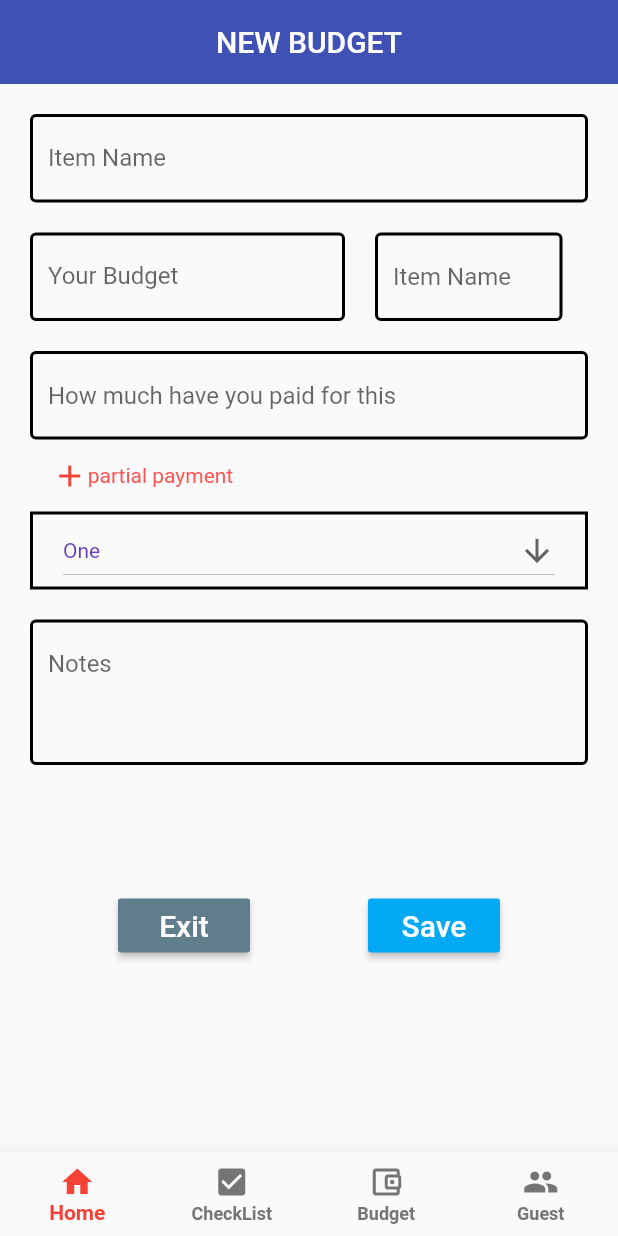
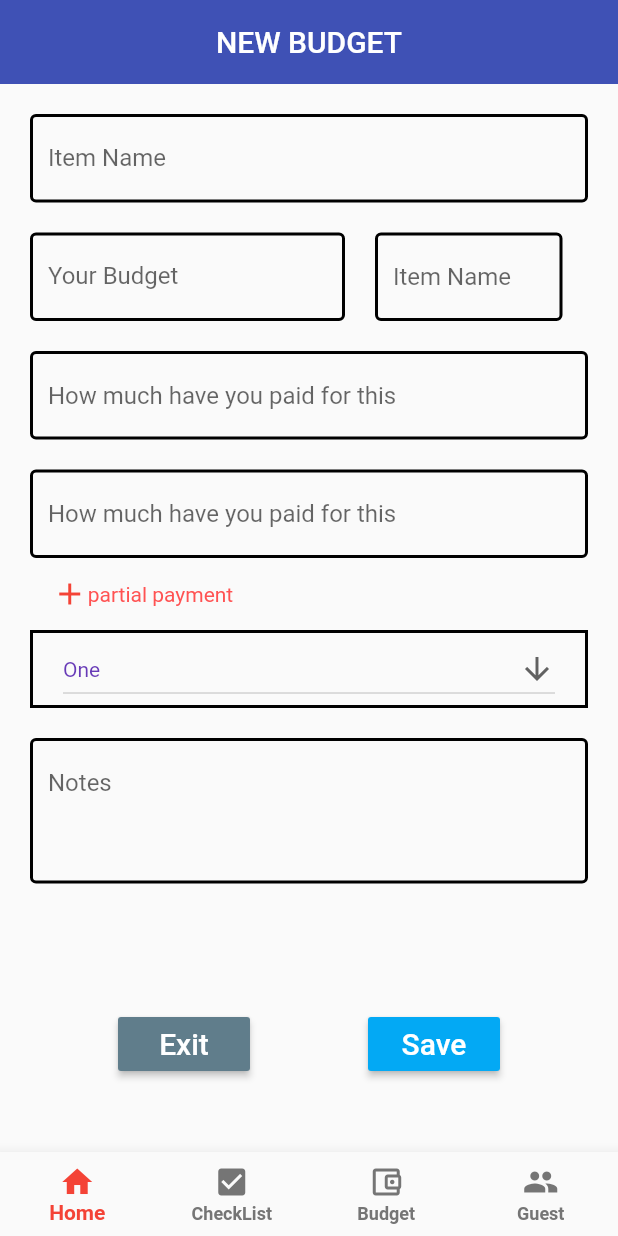
Before and after one commit to linhle8964/Capston-Project, a Flutter app: the screen it shows after launch, after a tap on an icon or button, on a phone screen of 412 x 824 dp. Run offline on Flutter 3.47's test engine with Material 2 defaults, Android fonts, the phone set to English and light mode, and no system bars; our stand-ins replace cloud_firestore, equatable, flutter_time_picker_spinner, fluttertoast; accounts and stored records are empty.

Commit message:
add button textfield

```diff
--- a/wedding_app/lib/screens/add_budget/addbudget.dart
+++ b/wedding_app/lib/screens/add_budget/addbudget.dart
@@ -6,9 +6,18 @@ class AddBudget extends StatefulWidget {
 }
 
 class _AddBudgetState extends State<AddBudget> {
+  bool _visible = true;
+  String _dropdownValue = 'One';
+  @override
+  void initState() {
+    super.initState();
+    _visible = false;
+    _dropdownValue = 'One';
+  }
   @override
   Widget build(BuildContext context) {
-    String _dropdownValue = 'One';
+
+
     List _values = ['One', 'Two', 'Free', 'Four'];
     int maxLines = 3;
     return Scaffold(
@@ -88,10 +97,31 @@ class _AddBudgetState extends State<AddBudget> {
                         ),
                         hintText: 'How much have you paid for this')),
               ),
+              Visibility(
+                  visible: _visible,
+                  child: Padding(
+                    padding: EdgeInsets.only(left: 20, right: 20, top: 20),
+                    child: TextField(
+                        decoration: new InputDecoration(
+                            focusedBorder: OutlineInputBorder(
+                              borderSide:
+                                  BorderSide(color: Colors.blue, width: 2.0),
+                            ),
+                            enabledBorder: OutlineInputBorder(
+                              borderSide:
+                                  BorderSide(color: Colors.black, width: 2.0),
+                            ),
+                            hintText: 'How much have you paid for this')),
+                  )),
               Container(
                 padding: EdgeInsets.only(left: 3, right: 225),
                 child: TextButton(
-                  onPressed: () {},
+                  onPressed: () {
+                    setState(() {
+                      _visible = !_visible;
+                      print(_visible);
+                    });
+                  },
                   child: RichText(
                     text: TextSpan(children: [
                       WidgetSpan(
@@ -112,6 +142,7 @@ class _AddBudgetState extends State<AddBudget> {
                       border: Border.all(color: Colors.black, width: 2)),
                   child: DropdownButton(
                     value: _dropdownValue,
+
                     icon: Icon(Icons.arrow_downward),
                     iconSize: 24,
                     elevation: 16,
@@ -120,16 +151,19 @@ class _AddBudgetState extends State<AddBudget> {
                     onChanged: (value) {
                       setState(() {
                         _dropdownValue = value;
+                        print(value);
                       });
                     },
                     items: _values.map((value) {
                       return DropdownMenuItem<String>(
                         value: value,
+
                         child: Text(value),
                       );
                     }).toList(),
                   ),
                 ),
+
               ),
               Container(
                 height: 200,
@@ -159,15 +193,12 @@ class _AddBudgetState extends State<AddBudget> {
                     child: const Text('Exit', style: TextStyle(fontSize: 20)),
                   )),
                   Container(
-                    child: RaisedButton(
-                        onPressed: () {},
-                        textColor: Colors.white,
-
-                        color: Colors.lightBlue,
-                          child: const Text('Save',
-                              style: TextStyle(fontSize: 20)),
-                        )),
-
+                      child: RaisedButton(
+                    onPressed: () {},
+                    textColor: Colors.white,
+                    color: Colors.lightBlue,
+                    child: const Text('Save', style: TextStyle(fontSize: 20)),
+                  )),
                 ],
               )
             ],
--- a/wedding_app/lib/screens/budget/budget_page.dart
+++ b/wedding_app/lib/screens/budget/budget_page.dart
@@ -19,9 +19,9 @@ class _BudgetListState extends State<BudgetList> {
   Widget build(BuildContext context) {
     final screenWidth = MediaQuery.of(context).size.width;
     final List<Item> Items = [];
-    final it=Item("HoneyMoon",10000.1);
-    final it1=Item("Dinner",10000.1);
-    final it2=Item("Water",10000.1);
+    final it=Item("HoneyMoon",10000);
+    final it1=Item("Dinner",10000);
+    final it2=Item("Water",10000);
     Items.add(it);
     Items.add(it1);
     Items.add(it2);
```
